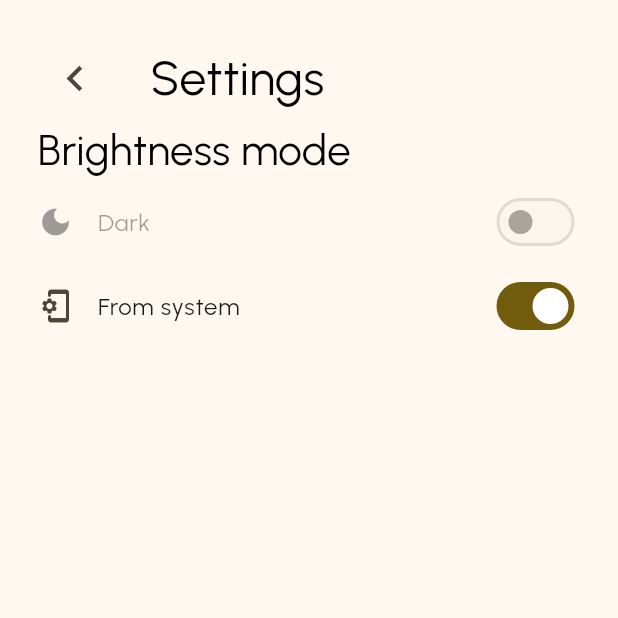
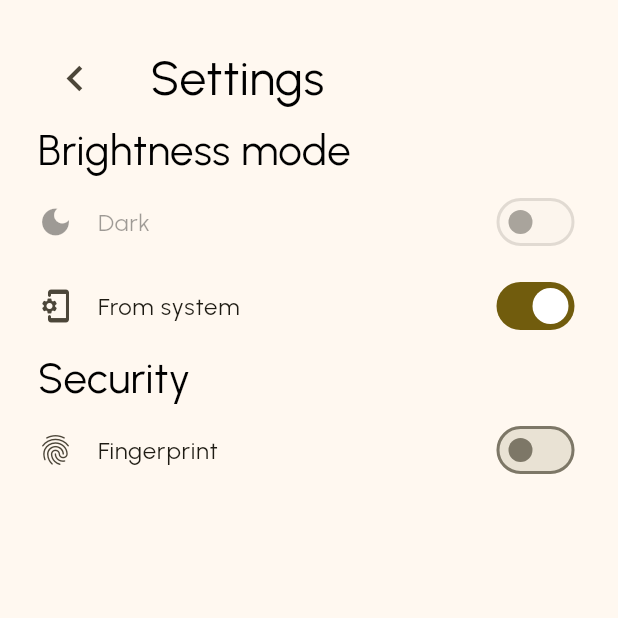
Before and after one commit to osmaldym/wallet, a Flutter app: the SettingsPage screen opened by its route, on a phone screen of 412 x 824 dp, the top half of it. Run offline on Flutter 3.47's test engine with Material 3 defaults, Android fonts, the phone set to English and light mode, and no system bars; our stand-ins replace go_router, google_fonts, local_auth, shared_preferences, sqflite; missing offline and left inert: dart:ffi, dart_ipify; accounts and stored records are empty; generated files the repository leaves out were written again.

Commit message:
Adding security section with option to set the fingerprint fully working

```diff
--- a/lib/modules/settings/settings_page.dart
+++ b/lib/modules/settings/settings_page.dart
@@ -1,6 +1,7 @@
 import 'package:flutter/material.dart';
 import 'package:provider/provider.dart';
 import 'package:wallet/core/providers/DarkModeNotifier.dart';
+import 'package:wallet/core/utils/BiometricHelper.dart';
 import 'package:wallet/core/utils/LocalData.dart';
 import 'package:wallet/core/utils/app_localizations_x.dart';
 import 'package:wallet/modules/shared/widgets/header.dart';
@@ -18,6 +19,7 @@ class _SettingsPageState extends State<SettingsPage> {
   final GlobalKey<ScaffoldState> _scaffoldKey = GlobalKey();
   bool _darkModefromSystem = false;
   bool _darkMode = false;
+  bool _biometric = false;
 
   void _getModeByLocalData() async {
     bool? darkMode = await LocalData.get("darkMode", type: Type.bool);
@@ -32,9 +34,15 @@ class _SettingsPageState extends State<SettingsPage> {
     });
   }
 
+  void _getBiometricByLocalData() async {
+    bool biometric = await LocalData.get("biometric", type: Type.bool) ?? false;
+    setState(() => _biometric = biometric);
+  }
+
   @override
   void initState() {
     _getModeByLocalData();
+    _getBiometricByLocalData();
     super.initState();
   }
 
@@ -81,7 +89,36 @@ class _SettingsPageState extends State<SettingsPage> {
                   if (context.mounted) context.read<DarkModeNotifier>().notify();
                   setState(() { _darkModefromSystem = value; });
                 }
-              )
+              ),
+              Padding(
+                padding: const EdgeInsets.symmetric(horizontal: 25),
+                child: Text(
+                  context.l10n!.security,
+                  style: const TextStyle(
+                    fontSize: 28,
+                  ),
+                  textAlign: TextAlign.start,
+                ),
+              ),
+              SwitchListTile(
+                title: Text(context.l10n!.fingerprint),
+                contentPadding: const EdgeInsets.symmetric(horizontal: 25),
+                secondary: const Icon(Icons.fingerprint_rounded),
+                value: _biometric,
+                onChanged: (bool value) async {
+                  if (!_biometric) {
+                    final BiometricHelper biometric = BiometricHelper();
+                    if (context.mounted) {
+                      if (await biometric.canAuth()) {
+                        bool isAuth = await biometric.authenticate(context.l10n!.fingerprint_activation_message);
+                        if (!isAuth) return;
+                      }
+                    }
+                  }
+                  await LocalData.set("biometric", value, type: Type.bool);
+                  setState(() { _biometric = value; });
+                }
+              ),
             ],
           )
         )
```
